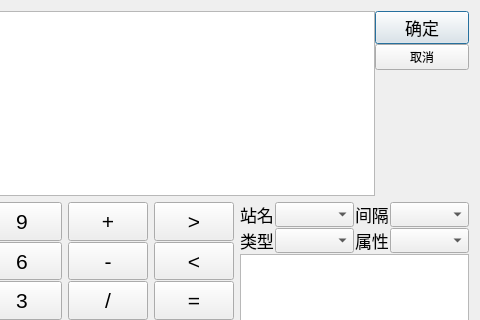
Before: the Qt Designer form formula.ui in rcswhuang/formula, drawn with Qt 5; both pictures show x 201 to 681 and y 0 to 320 of the 681 by 450 pixel window.
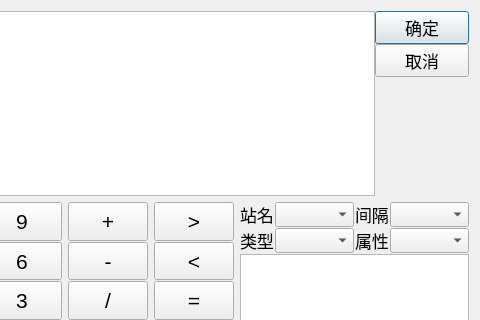
After: the same form once the commit is applied.

```diff
--- a/formula.ui
+++ b/formula.ui
@@ -6,7 +6,7 @@
    <rect>
     <x>0</x>
     <y>0</y>
-    <width>654</width>
+    <width>677</width>
     <height>450</height>
    </rect>
   </property>
@@ -64,7 +64,13 @@
         </widget>
        </item>
        <item>
-        <widget class="QPushButton" name="cancelBtn">
+        <widget class="QPushButton" name="cancleBtn">
+         <property name="font">
+          <font>
+           <family>宋体</family>
+           <pointsize>13</pointsize>
+          </font>
+         </property>
          <property name="text">
           <string>取消</string>
          </property>
```
Left out of the diff: 1 changed line with no effect on the pictures.
